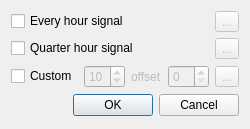
First picture: the form in plugins/custom_signal/gui/settings_dialog.ui, repository Kolcha/DigitalClock4, before the edit.
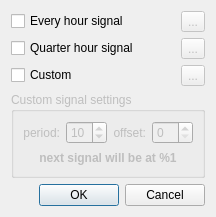
Second picture: the form after the edit. Icons and pictures are not drawn.

Commit message:
implemented base settings save/load
branch : plugins

Diff of the .ui file:
```diff
--- a/plugins/custom_signal/gui/settings_dialog.ui
+++ b/plugins/custom_signal/gui/settings_dialog.ui
@@ -6,37 +6,25 @@
    <rect>
     <x>0</x>
     <y>0</y>
-    <width>244</width>
-    <height>129</height>
+    <width>213</width>
+    <height>217</height>
    </rect>
   </property>
   <property name="windowTitle">
    <string>Dialog</string>
   </property>
-  <layout class="QVBoxLayout" name="verticalLayout">
-   <item>
-    <layout class="QHBoxLayout" name="eh_layout">
-     <item>
+  <property name="modal">
+   <bool>true</bool>
+  </property>
+  <layout class="QGridLayout" name="gridLayout">
+   <item row="0" column="0">
       <widget class="QCheckBox" name="eh_signal_enabled">
        <property name="text">
         <string>Every hour signal</string>
        </property>
       </widget>
      </item>
-     <item>
-      <spacer name="eh_spacer">
-       <property name="orientation">
-        <enum>Qt::Horizontal</enum>
-       </property>
-       <property name="sizeHint" stdset="0">
-        <size>
-         <width>40</width>
-         <height>20</height>
-        </size>
-       </property>
-      </spacer>
-     </item>
-     <item>
+   <item row="0" column="1">
       <widget class="QToolButton" name="eh_config_btn">
        <property name="enabled">
         <bool>false</bool>
@@ -46,31 +34,14 @@
        </property>
       </widget>
      </item>
-    </layout>
-   </item>
-   <item>
-    <layout class="QHBoxLayout" name="qh_layout">
-     <item>
+   <item row="1" column="0">
       <widget class="QCheckBox" name="qh_signal_enabled">
        <property name="text">
         <string>Quarter hour signal</string>
        </property>
       </widget>
      </item>
-     <item>
-      <spacer name="qh_spacer">
-       <property name="orientation">
-        <enum>Qt::Horizontal</enum>
-       </property>
-       <property name="sizeHint" stdset="0">
-        <size>
-         <width>40</width>
-         <height>20</height>
-        </size>
-       </property>
-      </spacer>
-     </item>
-     <item>
+   <item row="1" column="1">
       <widget class="QToolButton" name="qh_config_btn">
        <property name="enabled">
         <bool>false</bool>
@@ -80,22 +51,48 @@
        </property>
       </widget>
      </item>
-    </layout>
-   </item>
-   <item>
-    <layout class="QHBoxLayout" name="custom_layout">
-     <item>
+   <item row="2" column="0">
       <widget class="QCheckBox" name="custom_enabled">
        <property name="text">
         <string>Custom</string>
        </property>
       </widget>
      </item>
-     <item>
+   <item row="2" column="1">
+    <widget class="QToolButton" name="custom_config_btn">
+     <property name="enabled">
+      <bool>false</bool>
+     </property>
+     <property name="text">
+      <string notr="true">...</string>
+     </property>
+     <property name="icon">
+      <iconset resource="../custom_signal.qrc">
+       <normaloff>:/custom_signal/icon.svg</normaloff>:/custom_signal/icon.svg</iconset>
+     </property>
+    </widget>
+   </item>
+   <item row="3" column="0" colspan="2">
+    <widget class="QGroupBox" name="custom_group">
+     <property name="enabled">
+      <bool>false</bool>
+     </property>
+     <property name="title">
+      <string>Custom signal settings</string>
+     </property>
+     <layout class="QGridLayout" name="custom_group_layout">
+      <item row="0" column="0">
+       <widget class="QLabel" name="custom_period_label">
+        <property name="text">
+         <string>period:</string>
+        </property>
+        <property name="alignment">
+         <set>Qt::AlignRight|Qt::AlignTrailing|Qt::AlignVCenter</set>
+        </property>
+       </widget>
+      </item>
+      <item row="0" column="1">
       <widget class="QSpinBox" name="custom_period">
-       <property name="enabled">
-        <bool>false</bool>
-       </property>
        <property name="minimum">
         <number>1</number>
        </property>
@@ -107,39 +104,43 @@
        </property>
       </widget>
      </item>
-     <item>
+      <item row="0" column="2">
       <widget class="QLabel" name="custom_offset_label">
-       <property name="enabled">
-        <bool>false</bool>
-       </property>
        <property name="text">
-        <string>offset</string>
+         <string>offset:</string>
+        </property>
+        <property name="alignment">
+         <set>Qt::AlignRight|Qt::AlignTrailing|Qt::AlignVCenter</set>
        </property>
       </widget>
      </item>
-     <item>
+      <item row="0" column="3">
       <widget class="QSpinBox" name="custom_offset">
-       <property name="enabled">
-        <bool>false</bool>
-       </property>
        <property name="maximum">
         <number>59</number>
        </property>
       </widget>
      </item>
-     <item>
-      <widget class="QToolButton" name="custom_config_btn">
-       <property name="enabled">
-        <bool>false</bool>
+      <item row="1" column="0" colspan="4">
+       <widget class="QLabel" name="next_signal_label">
+        <property name="font">
+         <font>
+          <weight>75</weight>
+          <bold>true</bold>
+         </font>
        </property>
        <property name="text">
-        <string>...</string>
+         <string>next signal will be at %1</string>
+        </property>
+        <property name="alignment">
+         <set>Qt::AlignCenter</set>
        </property>
       </widget>
      </item>
     </layout>
+    </widget>
    </item>
-   <item>
+   <item row="4" column="0" colspan="2">
     <widget class="QDialogButtonBox" name="buttonBox">
      <property name="orientation">
       <enum>Qt::Horizontal</enum>
```
Left out of the diff: 98 changed lines with no effect on the pictures. Lines whose indentation alone changed are shown as unchanged. The commit also changes 7 other files.
